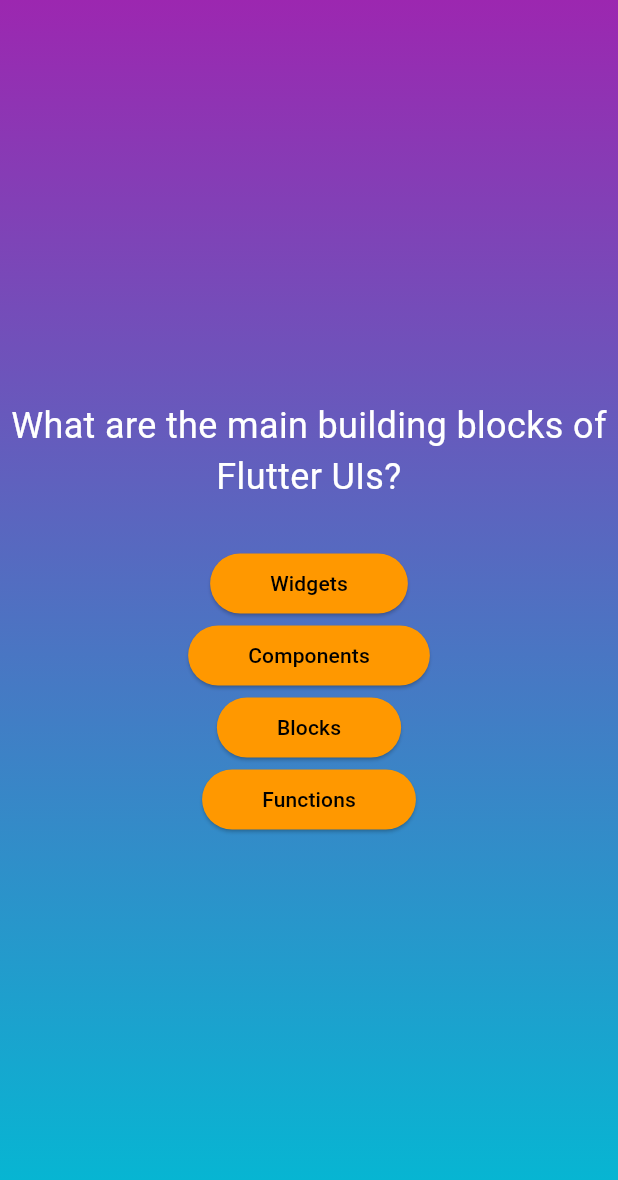
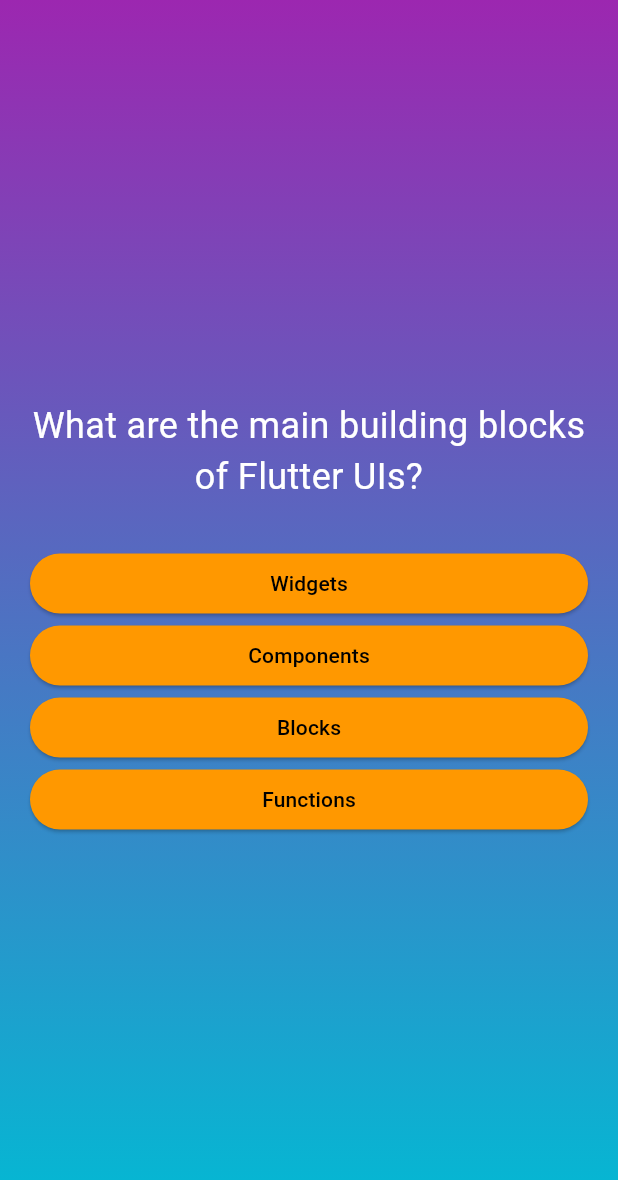
Before and after one commit to Pwikster/QuizAppFlutter, a Flutter app: the screen it shows after launch, after a tap on "Start Quiz", on a phone screen of 412 x 824 dp. Shown: the top 1180 px of the screen. Run offline on Flutter 3.47's test engine with Material 3 defaults, Android fonts, the phone set to English and light mode, and no system bars.

Commit message:
Styling tweaks

```diff
--- a/lib/question_screen.dart
+++ b/lib/question_screen.dart
@@ -22,8 +22,11 @@ class _QuestionScreen extends State<QuestionScreen> {
 
     return StartScreen(
       colors: const [Colors.purple, Colors.cyan],
-      content: Column(
+      content: Container(
+        margin: const EdgeInsets.all(20),
+        child: Column(
           mainAxisAlignment: MainAxisAlignment.center,
+          crossAxisAlignment: CrossAxisAlignment.stretch,
           children: [
             StyledText(currentQuestion.text),
             const SizedBox(height: 30),
@@ -37,6 +40,7 @@ class _QuestionScreen extends State<QuestionScreen> {
             )
           ],
         ),
+      ),
     );
   }
 }
--- a/lib/styled_text.dart
+++ b/lib/styled_text.dart
@@ -9,11 +9,11 @@ class StyledText extends StatelessWidget {
   Widget build(context) {
     return Text(
       text,
+      textAlign: TextAlign.center,
       style: const TextStyle(
         color: Colors.white,
         fontSize: 24,
       ),
-      textAlign: TextAlign.center,
     );
   }
 }
```
Lines whose indentation alone changed are shown as unchanged.
